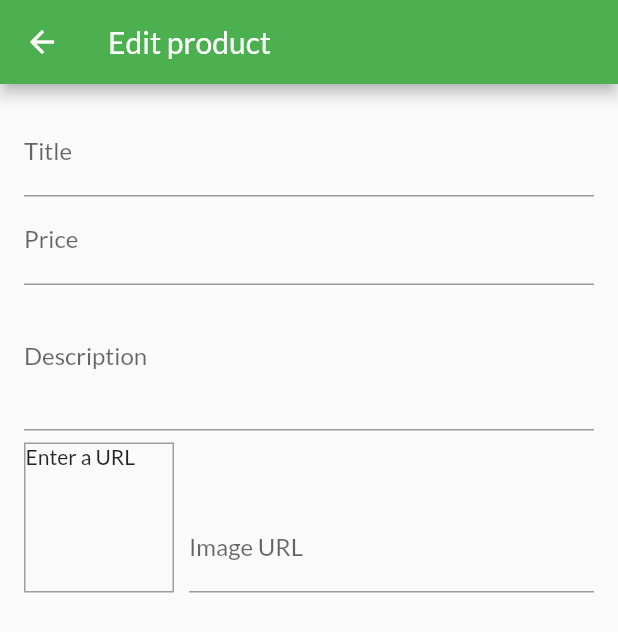
After one commit to RomaKol/shop, a Flutter app: the EditProductScreen screen opened by its route, on a phone screen of 412 x 824 dp. The commit adds this screen. Shown: the top 632 px of the screen. Run offline on Flutter 3.47's test engine with Material 2 defaults, Android fonts, the phone set to English and light mode, and no system bars; network calls fail.

Commit message:
update edit product form

```diff
--- a/lib/main.dart
+++ b/lib/main.dart
@@ -9,6 +9,7 @@ import './providers/cart.dart';
 import './providers/orders.dart';
 import './screens/orders_screen.dart';
 import './screens/user_products_screen.dart';
+import './screens/edit_product_screen.dart';
 
 void main() => runApp(MyApp());
 
@@ -48,6 +49,8 @@ class MyApp extends StatelessWidget {
           OrdersScreen.routeName: (BuildContext context) => OrdersScreen(),
           UserProductsScreen.routeName: (BuildContext context) =>
               UserProductsScreen(),
+          EditProductScreen.routeName: (BuildContext context) =>
+              EditProductScreen(),
         },
       ),
     );
--- /dev/null
+++ b/lib/screens/edit_product_screen.dart
@@ -0,0 +1,116 @@
+import 'package:flutter/material.dart';
+
+class EditProductScreen extends StatefulWidget {
+  static const routeName = '/edit-product';
+
+  @override
+  _EditProductScreenState createState() => _EditProductScreenState();
+}
+
+class _EditProductScreenState extends State<EditProductScreen> {
+  final _priceFocusNode = FocusNode();
+  final _descriptionFocusNode = FocusNode();
+  final _imageUrlController = TextEditingController();
+  final _imageUrlFocusNode = FocusNode();
+
+
+  @override
+  void initState() {
+    _imageUrlFocusNode.addListener(this._updateImageUrl);
+    super.initState();
+  }
+
+  @override
+  void dispose() {
+    _imageUrlFocusNode.removeListener(this._updateImageUrl);
+    _priceFocusNode.dispose();
+    _descriptionFocusNode.dispose();
+    _imageUrlController.dispose();
+    _imageUrlFocusNode.dispose();
+    super.dispose();
+  }
+
+  void _updateImageUrl() {
+    if(!_imageUrlFocusNode.hasFocus) {
+      setState(() {});
+    }
+  }
+
+  @override
+  Widget build(BuildContext context) {
+    return Scaffold(
+      appBar: AppBar(
+        title: Text('Edit product'),
+      ),
+      body: Padding(
+        padding: const EdgeInsets.all(16.0),
+        child: Form(
+          child: ListView(
+            children: <Widget>[
+              TextFormField(
+                decoration: InputDecoration(labelText: 'Title'),
+                textInputAction: TextInputAction.next,
+                onFieldSubmitted: (value) {
+                  FocusScope.of(context).requestFocus(_priceFocusNode);
+                },
+              ),
+              TextFormField(
+                decoration: InputDecoration(labelText: 'Price'),
+                textInputAction: TextInputAction.next,
+                keyboardType: TextInputType.number,
+                focusNode: _priceFocusNode,
+                onFieldSubmitted: (value) {
+                  FocusScope.of(context).requestFocus(_descriptionFocusNode);
+                },
+              ),
+              TextFormField(
+                decoration: InputDecoration(labelText: 'Description'),
+                maxLines: 3,
+                keyboardType: TextInputType.multiline,
+                focusNode: _descriptionFocusNode,
+              ),
+              Row(
+                crossAxisAlignment: CrossAxisAlignment.end,
+                children: <Widget>[
+                  Container(
+                    width: 100,
+                    height: 100,
+                    margin: EdgeInsets.only(
+                      top: 8,
+                      right: 10,
+                    ),
+                    decoration: BoxDecoration(
+                      border: Border.all(
+                        color: Colors.grey,
+                        width: 1,
+                      ),
+                    ),
+                    child: _imageUrlController.text.isEmpty
+                        ? Text('Enter a URL')
+                        : FittedBox(
+                            child: Image.network(
+                              _imageUrlController.text,
+                              fit: BoxFit.cover,
+                            ),
+                          ),
+                  ),
+                  Expanded(
+                    child: TextFormField(
+                      decoration: InputDecoration(
+                        labelText: 'Image URL',
+                      ),
+                      keyboardType: TextInputType.url,
+                      textInputAction: TextInputAction.done,
+                      controller: _imageUrlController,
+                      focusNode: _imageUrlFocusNode,
+                    ),
+                  ),
+                ],
+              ),
+            ],
+          ),
+        ),
+      ),
+    );
+  }
+}
--- a/lib/screens/user_products_screen.dart
+++ b/lib/screens/user_products_screen.dart
@@ -4,6 +4,7 @@ import 'package:provider/provider.dart';
 import '../providers/products.dart';
 import '../widgets/user_product_item.dart';
 import '../widgets/app_drawer.dart';
+import '../screens/edit_product_screen.dart';
 
 class UserProductsScreen extends StatelessWidget {
   static const routeName = '/user-products';
@@ -18,7 +19,9 @@ class UserProductsScreen extends StatelessWidget {
         actions: <Widget>[
           IconButton(
             icon: const Icon(Icons.add),
-            onPressed: () {},
+            onPressed: () {
+              Navigator.of(context).pushNamed(EditProductScreen.routeName);
+            },
           ),
         ],
       ),
```
